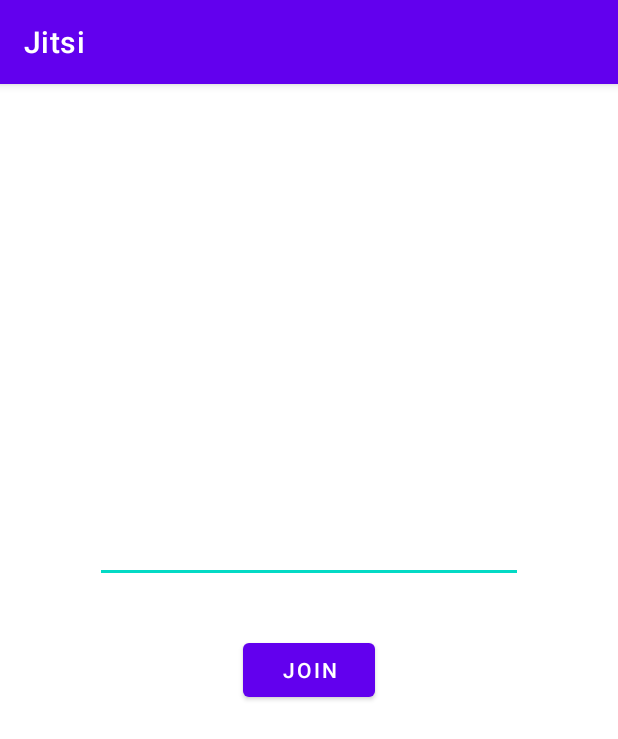
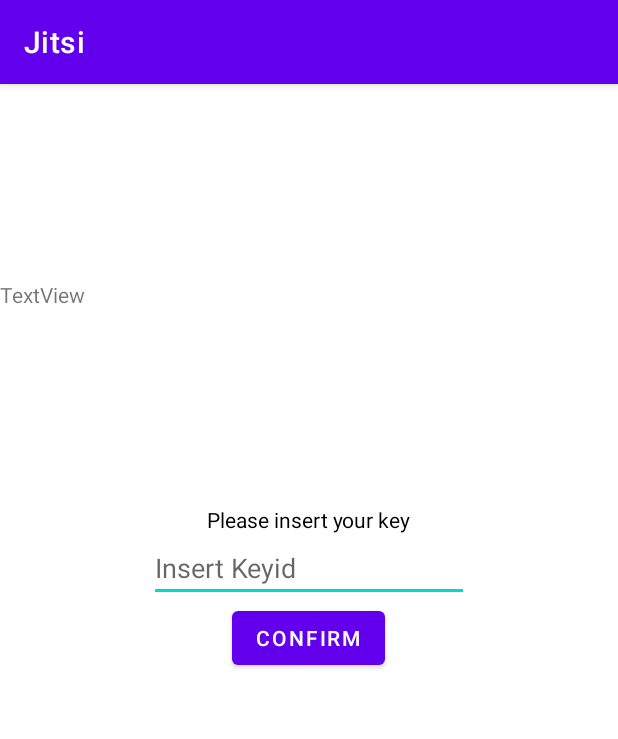
Before and after one commit to mac11886/PreistAndroid, an Android app: the screen it shows after launch (MainActivity), on a phone screen of 412 x 824 dp. Shown: the top 739 px of the screen. Run offline under Robolectric (Android 15) with nearby library versions, the phone set to English and light mode, and no system bars; libraries missing offline, so code that uses them is left out: net.mrbin99.laravelechoandroid, org.jitsi.meet; 4 statements that could not run were skipped.

```diff
--- a/app/src/main/AndroidManifest.xml
+++ b/app/src/main/AndroidManifest.xml
@@ -1,6 +1,7 @@
 <?xml version="1.0" encoding="utf-8"?>
 <manifest xmlns:android="http://schemas.android.com/apk/res/android"
     package="com.example.jitsi">
+    <uses-permission android:name="android.permission.INTERNET" />
 
     <application
         android:allowBackup="true"
@@ -8,7 +9,9 @@
         android:label="@string/app_name"
         android:roundIcon="@mipmap/ic_launcher_round"
         android:supportsRtl="true"
+        android:networkSecurityConfig="@xml/network_security_config"
         android:theme="@style/Theme.Jitsi">
+        <activity android:name=".ProfileAcitivity"></activity>
         <activity android:name=".MainActivity">
             <intent-filter>
                 <action android:name="android.intent.action.MAIN" />
--- /dev/null
+++ b/app/src/main/java/com/example/jitsi/ApiService.kt
@@ -0,0 +1,6 @@
+package com.example.jitsi
+
+class ApiService {
+
+
+}
--- /dev/null
+++ b/app/src/main/java/com/example/jitsi/BaseActivity.kt
@@ -0,0 +1,60 @@
+package com.example.jitsi
+
+import android.util.Log
+import androidx.appcompat.app.AppCompatActivity
+import androidx.lifecycle.MutableLiveData
+import net.mrbin99.laravelechoandroid.Echo
+import net.mrbin99.laravelechoandroid.EchoCallback
+import net.mrbin99.laravelechoandroid.EchoOptions
+
+const val SERVER_URL = "http://147.50.152.134:6001"
+const val CHANNEL_MESSAGES = "messages"
+const val EVENT_MESSAGE_CREATED = "MessageCreated"
+const val TAG = "msg"
+open class BaseActivity :AppCompatActivity(){
+    private var _receivedEvent = MutableLiveData<Any>()
+    var receivedEvent = _receivedEvent
+
+    private var echo: Echo? = null
+
+    protected fun connectToSocket() {
+        val options = EchoOptions()
+        options.host = SERVER_URL
+
+        echo = Echo(options)
+        echo?.connect(object : EchoCallback {
+            override fun call(vararg args: Any?) {
+                log("successful connect")
+                listenForEvents()
+            }
+        }, object : EchoCallback {
+            override fun call(vararg args: Any?) {
+                log("error while connecting: " + args.toString())
+            }
+        })
+    }
+
+    protected fun listenForEvents() {
+        echo?.let {
+            it.channel(CHANNEL_MESSAGES)
+                .listen(EVENT_MESSAGE_CREATED) {
+                    val newEvent = MessageCreated.parseFrom(it)
+                    displayNewEvent(newEvent)
+                }
+        }
+    }
+
+    protected fun disconnectFromSocket() {
+        echo?.disconnect()
+    }
+
+    private fun log(message: String) {
+        Log.i(TAG, message)
+    }
+
+    private fun displayNewEvent(event: MessageCreated?) {
+        log("new event " + event?.message)
+        _receivedEvent.postValue(event)
+    }
+
+}
--- a/app/src/main/java/com/example/jitsi/MainActivity.kt
+++ b/app/src/main/java/com/example/jitsi/MainActivity.kt
@@ -1,118 +1,65 @@
 package com.example.jitsi
 
-import android.content.BroadcastReceiver
-import android.content.Context
 import android.content.Intent
-import android.content.IntentFilter
-import androidx.appcompat.app.AppCompatActivity
 import android.os.Bundle
-import android.view.View
+import android.util.Log
 import android.widget.Button
 import android.widget.EditText
-import androidx.localbroadcastmanager.content.LocalBroadcastManager
+import android.widget.TextView
+import androidx.appcompat.app.AppCompatActivity
+import androidx.lifecycle.MutableLiveData
+import androidx.lifecycle.Observer
+import net.mrbin99.laravelechoandroid.Echo
+
+import net.mrbin99.laravelechoandroid.EchoCallback
+import net.mrbin99.laravelechoandroid.EchoOptions
 import org.jitsi.meet.sdk.*
-import timber.log.Timber
-import java.net.MalformedURLException
-import java.net.URL
+import java.io.*
 
-class MainActivity : AppCompatActivity() {
+class MainActivity : BaseActivity() {
+    lateinit var button: Button
+    lateinit var editText: EditText
+    lateinit var setText: TextView
     override fun onCreate(savedInstanceState: Bundle?) {
         super.onCreate(savedInstanceState)
         setContentView(R.layout.activity_main)
-        val button = findViewById<Button>(R.id.button4)
+        init()
+        connectToSocket()
+        initLiveDataListener()
         button.setOnClickListener {
-            onButtonClick()
-        }
-        // Initialize default options for Jitsi Meet conferences.
-        val serverURL: URL
-        serverURL = try {
-            // When using JaaS, replace "https://meet.jit.si" with the proper serverURL
-            URL("https://zoom.kisra.co.th")
-        } catch (e: MalformedURLException) {
-            e.printStackTrace()
-            throw RuntimeException("Invalid server URL!")
-        }
-        val defaultOptions = JitsiMeetConferenceOptions.Builder()
-            .setServerURL(serverURL)
-            // When using JaaS, set the obtained JWT here
-            //.setToken("MyJWT")
-            // Different features flags can be set
-            //.setFeatureFlag("toolbox.enabled", false)
-            //.setFeatureFlag("filmstrip.enabled", false)
-            .setWelcomePageEnabled(false)
-            .build()
-        JitsiMeet.setDefaultConferenceOptions(defaultOptions)
-
-        registerForBroadcastMessages()
-    }
-
-    private val broadcastReceiver = object : BroadcastReceiver() {
-        override fun onReceive(context: Context?, intent: Intent?) {
-            onBroadcastReceived(intent)
+            buttonToProfile()
         }
     }
 
-    // Example for handling different JitsiMeetSDK events
-    private fun onBroadcastReceived(intent: Intent?) {
-        if (intent != null) {
-            val event = BroadcastEvent(intent)
-            when (event.getType()) {
-                BroadcastEvent.Type.CONFERENCE_JOINED -> Timber.i(
-                    "Conference Joined with url%s",
-                    event.getData().get("url")
-                )
-                BroadcastEvent.Type.PARTICIPANT_JOINED -> Timber.i(
-                    "Participant joined%s",
-                    event.getData().get("name")
-                )
+    private fun initLiveDataListener() {
+        receivedEvent.observe(this, Observer {
+            displayEventData(it)
+        })
+    }
+
+    override fun onDestroy() {
+        super.onDestroy()
+        disconnectFromSocket()
+    }
+
+    private fun displayEventData(event: Any) {
+        if (event is MessageCreated) {
+            setText.apply {
+                val newText = event.message + "\n" + this.text.toString()
+                text = newText
             }
         }
     }
 
-    override fun onDestroy() {
-        LocalBroadcastManager.getInstance(this).unregisterReceiver(broadcastReceiver)
-        super.onDestroy()
-    }
-    private fun registerForBroadcastMessages() {
-        val intentFilter = IntentFilter()
-
-        /* This registers for every possible event sent from JitsiMeetSDK
-           If only some of the events are needed, the for loop can be replaced
-           with individual statements:
-           ex:  intentFilter.addAction(BroadcastEvent.Type.AUDIO_MUTED_CHANGED.action);
-                intentFilter.addAction(BroadcastEvent.Type.CONFERENCE_TERMINATED.action);
-                ... other events
-         */
-        for (type in BroadcastEvent.Type.values()) {
-            intentFilter.addAction(type.action)
-        }
-
-        LocalBroadcastManager.getInstance(this).registerReceiver(broadcastReceiver, intentFilter)
+    fun buttonToProfile() {
+        Intent(this, ProfileAcitivity::class.java).also { intent -> startActivity(intent) }
     }
 
-    // Example for sending actions to JitsiMeetSDK
-    private fun hangUp() {
-        val hangupBroadcastIntent: Intent = BroadcastIntentHelper.buildHangUpIntent()
-        LocalBroadcastManager.getInstance(org.webrtc.ContextUtils.getApplicationContext())
-            .sendBroadcast(hangupBroadcastIntent)
+    fun init() {
+        button = findViewById(R.id.insertKeyBtn)
+        editText = findViewById(R.id.insertKeyText)
+        setText = findViewById(R.id.setText)
     }
-    fun onButtonClick() {
 
-        val editText = findViewById<EditText>(R.id.conferenceName)
-        val text = editText.text.toString()
-        if (text.length > 0) {
-            // Build options object for joining the conference. The SDK will merge the default
-            // one we set earlier and this one when joining.
-            val options = JitsiMeetConferenceOptions.Builder()
-                .setRoom(text)
-                // Settings for audio and video
-                //.setAudioMuted(true)
-                //.setVideoMuted(true)
-                .build()
-            // Launch the new activity with the given options. The launch() method takes care
-            // of creating the required Intent and passing the options.
-            //lauch room
-            JitsiMeetActivity.launch(this, options)
-        }
-    }
+
 }
--- a/app/src/main/res/layout/activity_main.xml
+++ b/app/src/main/res/layout/activity_main.xml
@@ -6,36 +6,55 @@
     android:layout_height="match_parent"
     tools:context=".MainActivity">
 
-    <Button
-        android:id="@+id/button4"
+    <LinearLayout
+        android:id="@+id/linearLayout2"
+        android:layout_width="match_parent"
+        android:layout_height="wrap_content"
+        android:orientation="vertical"
+        android:weightSum="3"
+        app:layout_constraintBottom_toBottomOf="parent"
+        app:layout_constraintEnd_toEndOf="parent"
+        app:layout_constraintHorizontal_bias="0.0"
+        app:layout_constraintStart_toStartOf="parent"
+        app:layout_constraintTop_toTopOf="parent"
+        app:layout_constraintVertical_bias="0.428">
+
+        <TextView
             android:layout_width="wrap_content"
             android:layout_height="wrap_content"
-        android:layout_marginStart="161dp"
-        android:layout_marginTop="8dp"
-        android:layout_marginEnd="162dp"
-        android:layout_marginBottom="342dp"
-
-        android:text="Join"
-        app:layout_constraintBottom_toBottomOf="parent"
-        app:layout_constraintEnd_toEndOf="parent"
-        app:layout_constraintStart_toStartOf="parent"
-        app:layout_constraintTop_toBottomOf="@+id/conferenceName"
-        android:layout_marginLeft="161dp" />
+            android:layout_gravity="center"
+            android:text="Please insert your key"
+            android:textColor="@color/black" />
 
         <EditText
-        android:id="@+id/conferenceName"
-        android:layout_width="285dp"
+            android:id="@+id/insertKeyText"
+            android:layout_width="wrap_content"
             android:layout_height="wrap_content"
-        android:layout_marginStart="99dp"
-        android:layout_marginTop="276dp"
-        android:layout_marginEnd="99dp"
-        android:layout_marginBottom="14dp"
-        android:contentDescription="Enter conference name..."
+            android:layout_gravity="center"
+            android:layout_weight="1"
             android:ems="10"
+            android:hint="Insert Keyid"
             android:inputType="textPersonName"
-        app:layout_constraintBottom_toTopOf="@+id/button4"
-        app:layout_constraintEnd_toEndOf="parent"
-        app:layout_constraintStart_toStartOf="parent"
-        app:layout_constraintTop_toTopOf="parent" />
+            tools:layout_editor_absoluteX="113dp"
+            tools:layout_editor_absoluteY="312dp" />
 
+        <Button
+            android:id="@+id/insertKeyBtn"
+            android:layout_width="wrap_content"
+            android:layout_height="wrap_content"
+            android:layout_gravity="center"
+            android:layout_weight="1"
+            android:text="Confirm" />
+
+
+    </LinearLayout>
+
+    <TextView
+        android:id="@+id/setText"
+        android:layout_width="wrap_content"
+        android:layout_height="wrap_content"
+        android:text="TextView"
+        app:layout_constraintBottom_toTopOf="@+id/linearLayout2"
+        app:layout_constraintTop_toTopOf="parent"
+        tools:layout_editor_absoluteX="176dp" />
 </androidx.constraintlayout.widget.ConstraintLayout>
--- /dev/null
+++ b/app/src/main/res/xml/network_security_config.xml
@@ -0,0 +1,6 @@
+<?xml version="1.0" encoding="utf-8"?>
+<network-security-config>
+    <domain-config cleartextTrafficPermitted="true">
+        <domain includeSubdomains="true">http://10.0.2.2</domain>
+    </domain-config>
+</network-security-config>
--- a/build.gradle
+++ b/build.gradle
@@ -18,7 +18,10 @@ allprojects {
     repositories {
         maven {
             url "https://github.com/jitsi/jitsi-maven-repository/raw/master/releases"
+
         }
+        maven { url 'https://jitpack.io' }
+
         google()
         mavenCentral()
         jcenter() // Warning: this repository is going to shut down soon
```
Also changed, not shown: app/build.gradle (+7 -0 lines), app/src/main/java/com/example/jitsi/ApiObject.kt (added, +13 -0 lines), app/src/main/java/com/example/jitsi/MessageCreated.kt (added, +18 -0 lines), app/src/main/java/com/example/jitsi/ProfileAcitivity.kt (added, +154 -0 lines), app/src/main/res/layout/activity_profile_acitivity.xml (added, +71 -0 lines). Lines whose indentation alone changed are shown as unchanged.
